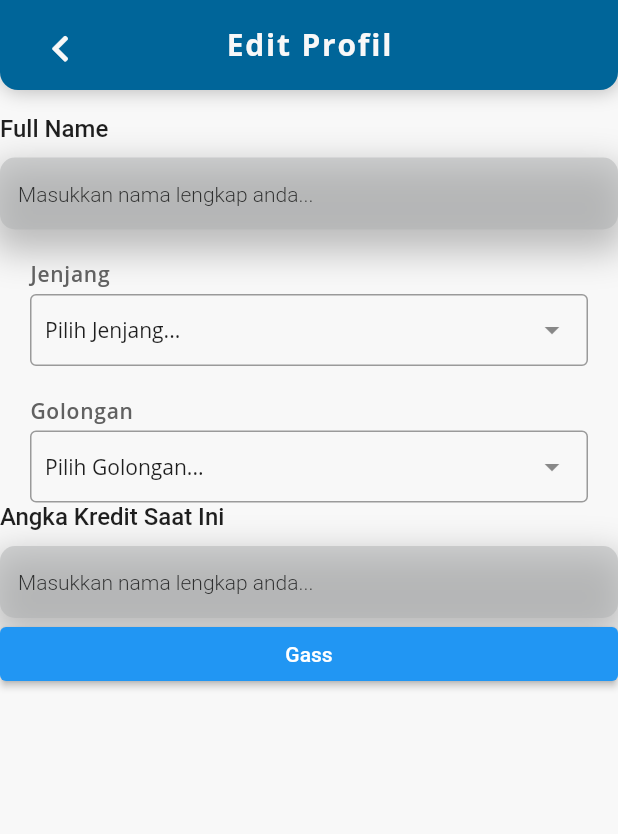
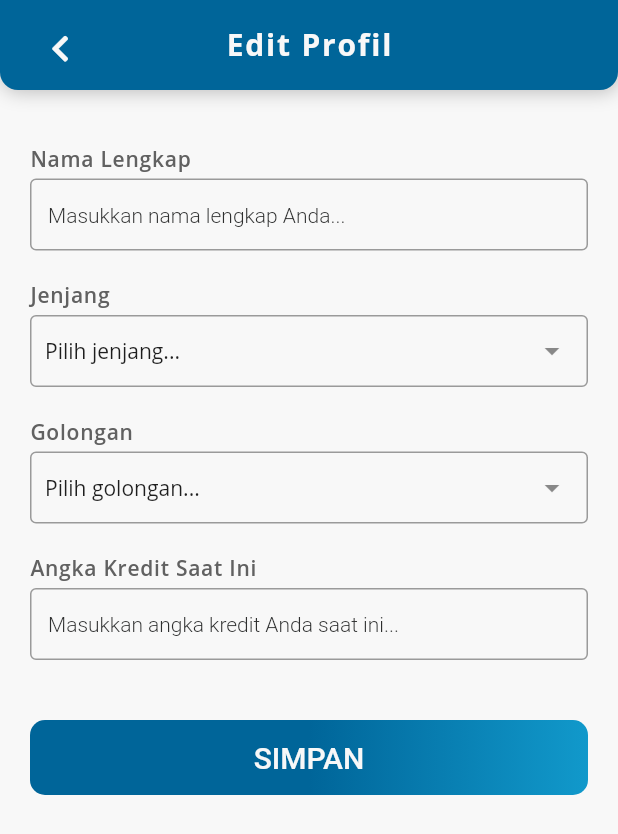
Before and after one commit to zahlulapaaja/skripsi_flutter, a Flutter app: the screen it shows after launch, on a phone screen of 412 x 824 dp. Shown: the top 834 px of the screen. Run offline on Flutter 3.47's test engine with Material 2 defaults, Android fonts, the phone set to English and light mode, and no system bars; drawn by our look-alikes of dropdown_search; our stand-ins replace file_picker, flutter_svg, font_awesome_flutter, open_file, pie_chart, pin_code_fields and 1 more; missing offline and left inert: number_inc_dec; accounts and stored records are empty; project files that could hold a hidden picture were left out.

Commit message:
rapiin tampilan edit profile

```diff
--- a/buku_saku_2/lib/configs/components.dart
+++ b/buku_saku_2/lib/configs/components.dart
@@ -4,12 +4,16 @@ import 'package:buku_saku_2/configs/constants.dart';
 
 class BlueRoundedButton extends StatelessWidget {
   final String buttonTitle;
-  final Function onPressed;
+  final Function() onPressed;
+  final ButtonStyle? style;
+  final double height;
 
   const BlueRoundedButton({
     Key? key,
     required this.buttonTitle,
     required this.onPressed,
+    this.style,
+    this.height = 50,
   }) : super(key: key);
 
   @override
@@ -26,9 +30,19 @@ class BlueRoundedButton extends StatelessWidget {
           end: Alignment.centerRight,
         ),
       ),
-      child: MaterialButton(
-        onPressed: onPressed(),
-        height: 50,
+      child: ElevatedButton(
+        onPressed: onPressed,
+        style: ButtonStyle(
+          padding: MaterialStateProperty.all(EdgeInsets.zero),
+          backgroundColor: MaterialStateProperty.all(Colors.transparent),
+          shadowColor: MaterialStateProperty.all(Colors.transparent),
+          minimumSize: MaterialStateProperty.all(Size.fromHeight(height)),
+          shape: MaterialStateProperty.all<RoundedRectangleBorder>(
+            RoundedRectangleBorder(
+              borderRadius: BorderRadius.circular(10),
+            ),
+          ),
+        ),
         child: Text(
           buttonTitle.toUpperCase(),
           style: const TextStyle(
--- a/buku_saku_2/lib/screens/app/home/components/detail_angka_kredit.dart
+++ b/buku_saku_2/lib/screens/app/home/components/detail_angka_kredit.dart
@@ -63,7 +63,7 @@ class _DetailAngkaKreditState extends State<DetailAngkaKredit> {
                           Align(
                             alignment: Alignment.centerLeft,
                             child: Text(
-                              'Halo ' + data!.nama! + "...",
+                              'Halo ' + data!.nama!.split(" ")[0] + "...",
                               style: const TextStyle(
                                 fontFamily: AppConstants.fontName,
                                 fontWeight: FontWeight.w500,
--- a/buku_saku_2/lib/screens/app/notes/note_detail_screen.dart
+++ b/buku_saku_2/lib/screens/app/notes/note_detail_screen.dart
@@ -9,7 +9,7 @@ import 'package:font_awesome_flutter/font_awesome_flutter.dart';
 import 'package:open_file/open_file.dart';
 
 class NoteDetailScreen extends StatefulWidget {
-  NoteDetailScreen({Key? key, required this.id}) : super(key: key);
+  const NoteDetailScreen({Key? key, required this.id}) : super(key: key);
   final int id;
 
   @override
@@ -18,11 +18,6 @@ class NoteDetailScreen extends StatefulWidget {
 
 class _NoteDetailScreenState extends State<NoteDetailScreen> {
   var dbHelper = DbHelper();
-
-  Future<Note> getData(int id) async {
-    var result = await dbHelper.getNoteById(id);
-    return result;
-  }
 
   @override
   Widget build(BuildContext context) {
--- a/buku_saku_2/lib/screens/app/profile/components/dropdown_field.dart
+++ b/buku_saku_2/lib/screens/app/profile/components/dropdown_field.dart
@@ -12,13 +12,13 @@ class DropdownField extends StatelessWidget {
     required this.data,
     required this.onChanged,
     this.initialData,
-    this.jenjang,
+    this.hintText,
   }) : super(key: key);
 
   final Function(String?) onChanged;
   final String title;
+  final String? hintText;
   final String? initialData;
-  final String? jenjang;
   final List<String> data;
 
   @override
@@ -37,7 +37,7 @@ class DropdownField extends StatelessWidget {
             selectedItem: initialData,
             dropdownSearchBaseStyle: AppConstants.kTextFieldTextStyle,
             dropdownSearchDecoration: AppConstants.kTextFieldDecoration(
-              hintText: "Pilih $title...",
+              hintText: hintText,
               borderSide: const BorderSide(
                 color: AppColors.black,
                 width: 4,
@@ -46,7 +46,7 @@ class DropdownField extends StatelessWidget {
             ),
             validator: (value) {
               if (value == null) {
-                return 'Please enter some text';
+                return 'Jawaban masih kosong';
               }
               return null;
             },
--- a/buku_saku_2/lib/screens/app/profile/components/form_field.dart
+++ /dev/null
@@ -1,80 +0,0 @@
-import 'package:flutter/material.dart';
-import 'package:buku_saku_2/configs/colors.dart';
-import 'package:buku_saku_2/configs/constants.dart';
-
-class ProfileFormField extends StatelessWidget {
-  final String headingText;
-  final String hintText;
-  final bool obsecureText;
-  final Widget suffixIcon;
-  final TextInputType textInputType;
-  final TextInputAction textInputAction;
-  final TextEditingController controller;
-  final int maxLines;
-  final bool elevation;
-  final Border? border;
-
-  const ProfileFormField({
-    Key? key,
-    required this.headingText,
-    required this.hintText,
-    required this.obsecureText,
-    required this.suffixIcon,
-    required this.textInputType,
-    required this.textInputAction,
-    required this.controller,
-    required this.maxLines,
-    this.elevation = true,
-    this.border,
-  }) : super(key: key);
-
-  @override
-  Widget build(BuildContext context) {
-    return Column(
-      crossAxisAlignment: CrossAxisAlignment.start,
-      children: [
-        Container(
-          margin: const EdgeInsets.only(bottom: 10),
-          child: Text(
-            headingText,
-            style: AppConstants.kTextFieldHeader,
-          ),
-        ),
-        Container(
-          decoration: BoxDecoration(
-            color: AppColors.lightGrey.withOpacity(0.5),
-            borderRadius: BorderRadius.circular(10),
-            border: border,
-            boxShadow: elevation
-                ? [
-                    BoxShadow(
-                      color: AppColors.grey.withOpacity(0.4),
-                      blurRadius: 20,
-                      spreadRadius: 5,
-                      offset: const Offset(0, 10),
-                    ),
-                  ]
-                : null,
-          ),
-          child: Padding(
-            padding: const EdgeInsets.symmetric(horizontal: 12.0),
-            child: TextField(
-              maxLines: maxLines,
-              controller: controller,
-              textInputAction: textInputAction,
-              textAlignVertical: TextAlignVertical.center,
-              keyboardType: textInputType,
-              obscureText: obsecureText,
-              decoration: InputDecoration(
-                hintText: hintText,
-                hintStyle: AppConstants.kTextFieldHintStyle,
-                border: InputBorder.none,
-                suffixIcon: suffixIcon,
-              ),
-            ),
-          ),
-        )
-      ],
-    );
-  }
-}
--- /dev/null
+++ b/buku_saku_2/lib/screens/app/profile/components/profile_form_field.dart
@@ -0,0 +1,56 @@
+import 'package:buku_saku_2/screens/app/notes/components/field_label.dart';
+import 'package:flutter/material.dart';
+import 'package:buku_saku_2/configs/colors.dart';
+import 'package:buku_saku_2/configs/constants.dart';
+
+class ProfileFormField extends StatelessWidget {
+  final String title;
+  final String hintText;
+  final bool obsecureText;
+  final Widget? suffixIcon;
+  final TextInputType keyboardType;
+  final TextEditingController controller;
+
+  const ProfileFormField({
+    Key? key,
+    required this.title,
+    required this.hintText,
+    required this.keyboardType,
+    required this.controller,
+    this.suffixIcon,
+    this.obsecureText = false,
+  }) : super(key: key);
+
+  @override
+  Widget build(BuildContext context) {
+    return Padding(
+      padding: const EdgeInsets.symmetric(horizontal: 20),
+      child: Column(
+        crossAxisAlignment: CrossAxisAlignment.start,
+        children: [
+          FieldLabel(title: title),
+          TextField(
+            controller: controller,
+            textInputAction: TextInputAction.done,
+            textAlignVertical: TextAlignVertical.center,
+            keyboardType: keyboardType,
+            obscureText: obsecureText,
+            decoration: InputDecoration(
+              hintText: hintText,
+              suffixIcon: suffixIcon,
+              contentPadding: const EdgeInsets.symmetric(horizontal: 12),
+              hintStyle: AppConstants.kTextFieldHintStyle,
+              border: const OutlineInputBorder(
+                borderSide: BorderSide(
+                  color: AppColors.black,
+                  width: 4,
+                  style: BorderStyle.solid,
+                ),
+              ),
+            ),
+          )
+        ],
+      ),
+    );
+  }
+}
--- a/buku_saku_2/lib/screens/app/profile/edit_profile_screen.dart
+++ b/buku_saku_2/lib/screens/app/profile/edit_profile_screen.dart
@@ -1,10 +1,11 @@
+import 'package:buku_saku_2/configs/components.dart';
 import 'package:buku_saku_2/screens/app/components/app_bar_ui.dart';
 import 'package:buku_saku_2/screens/app/models/db/db_profile.dart';
 import 'package:buku_saku_2/screens/app/models/profile.dart';
 import 'package:buku_saku_2/screens/app/models/providers/dictionary_provider.dart';
 import 'package:buku_saku_2/screens/app/models/providers/profile_provider.dart';
 import 'package:buku_saku_2/screens/app/profile/components/dropdown_field.dart';
-import 'package:buku_saku_2/screens/app/profile/components/form_field.dart';
+import 'package:buku_saku_2/screens/app/profile/components/profile_form_field.dart';
 import 'package:flutter/material.dart';
 import 'package:buku_saku_2/configs/constants.dart';
 import 'package:buku_saku_2/configs/colors.dart';
@@ -20,47 +21,39 @@ class EditProfileScreen extends StatefulWidget {
 }
 
 class _EditProfileScreenState extends State<EditProfileScreen> {
-  //rapiin lagi bawah bawah ni
   final _formKey = GlobalKey<FormState>();
   var dbHelper = DbProfile();
   final _nameTextController = TextEditingController();
   final _akSaatIniTextController = TextEditingController();
 
-  List<String> golongan = [];
   String? selectedJenjang;
   String? selectedGolongan;
+  List<String> jenjang = [];
+  List<String> golongan = [];
 
-  Profile data = Profile();
-  List<String> jenjang = [];
+  late Profile data;
 
   @override
   void initState() {
     data = context.read<ProfileProvider>().profil;
+    for (var item in data.listJenjang!) {
+      if (jenjang.isEmpty) {
+        jenjang.add(item.jenjang);
+      } else if (item.jenjang != jenjang.last) {
+        jenjang.add(item.jenjang);
+      }
+    }
+
     if (data.id != null) {
       _nameTextController.text = data.nama!;
       _akSaatIniTextController.text = data.akSaatIni!.toStringAsFixed(3);
-      for (var i = 0; i < data.listJenjang!.length; i++) {
-        Jenjang item = data.listJenjang![i];
+      for (var item in data.listJenjang!) {
         if (item.id == data.jenjang!.id) {
           selectedJenjang = item.jenjang;
           selectedGolongan = item.golongan;
         }
-        if (i == 0) {
-          jenjang.add(item.jenjang);
-        } else if (item.jenjang != data.listJenjang![i - 1].jenjang) {
-          jenjang.add(item.jenjang);
-        }
         if (item.kodeJenjang == data.jenjang!.kodeJenjang) {
           golongan.add(item.golongan);
-        }
-      }
-    } else {
-      for (var i = 0; i < data.listJenjang!.length; i++) {
-        Jenjang item = data.listJenjang![i];
-        if (i == 0) {
-          jenjang.add(item.jenjang);
-        } else if (item.jenjang != data.listJenjang![i - 1].jenjang) {
-          jenjang.add(item.jenjang);
         }
       }
     }
@@ -99,7 +92,10 @@ class _EditProfileScreenState extends State<EditProfileScreen> {
   }
 
   Widget getMainListViewUI(BuildContext context) {
-    return Form(
+    return GestureDetector(
+      // todo : INI CONTOH ILANGIN FOKUS DARI KEYBOARD
+      onTap: () => FocusScope.of(context).requestFocus(FocusNode()),
+      child: Form(
         key: _formKey,
         child: ListView(
           padding: EdgeInsets.only(
@@ -111,19 +107,16 @@ class _EditProfileScreenState extends State<EditProfileScreen> {
           children: <Widget>[
             const SizedBox(height: 20),
             ProfileFormField(
-            headingText: "Full Name",
-            hintText: "Masukkan nama lengkap anda...",
-            suffixIcon: const SizedBox(),
-            obsecureText: false,
-            maxLines: 1,
+              title: "Nama Lengkap",
+              hintText: "Masukkan nama lengkap Anda...",
               controller: _nameTextController,
-            textInputAction: TextInputAction.done,
-            textInputType: TextInputType.emailAddress,
+              keyboardType: TextInputType.text,
             ),
             DropdownField(
               title: "Jenjang",
               data: jenjang,
               initialData: selectedJenjang,
+              hintText: "Pilih jenjang...",
               onChanged: (value) {
                 setState(() {
                   selectedJenjang = value;
@@ -141,6 +134,7 @@ class _EditProfileScreenState extends State<EditProfileScreen> {
               title: "Golongan",
               data: golongan,
               initialData: selectedGolongan,
+              hintText: "Pilih golongan...",
               onChanged: (value) {
                 for (var row in data.listJenjang!) {
                   if (row.jenjang == selectedJenjang && row.golongan == value) {
@@ -150,22 +144,24 @@ class _EditProfileScreenState extends State<EditProfileScreen> {
               },
             ),
             ProfileFormField(
-            headingText: "Angka Kredit Saat Ini",
-            hintText: "Masukkan nama lengkap anda...",
-            suffixIcon: const SizedBox(),
-            obsecureText: false,
-            maxLines: 1,
+              title: "Angka Kredit Saat Ini",
+              hintText: "Masukkan angka kredit Anda saat ini...",
               controller: _akSaatIniTextController,
-            textInputAction: TextInputAction.done,
-            textInputType: const TextInputType.numberWithOptions(decimal: true),
+              keyboardType:
+                  const TextInputType.numberWithOptions(decimal: true),
             ),
-          ElevatedButton(
+            Padding(
+              padding: const EdgeInsets.only(
+                  top: 40, right: 20, bottom: 0, left: 20),
+              child: BlueRoundedButton(
+                buttonTitle: 'Simpan',
                 onPressed: () {
                   saveData(data);
                 },
-            child: const Text('Gass'),
-          )
+              ),
+            ),
           ],
+        ),
       ),
     );
   }
@@ -175,17 +171,12 @@ class _EditProfileScreenState extends State<EditProfileScreen> {
       data.nama = _nameTextController.text;
       data.akSaatIni = double.parse(_akSaatIniTextController.text);
 
-// untuk inisiasi, tapi nanti ini kan ga dipake
-      // if (data.id == null) {
-      //   data.akUtamaTerkumpul = 0;
-      //   data.akPenunjangTerkumpul = 0;
-      // }
-
       int status = await context.read<ProfileProvider>().saveProfile(data);
 
       if (status == 1) {
         context.read<DictionaryProvider>().setJenjang = data;
       }
+
       // nanti status ini dipake utk kasih alert berhasil
       Navigator.pop(context);
     }
```
Lines whose indentation alone changed are shown as unchanged.
